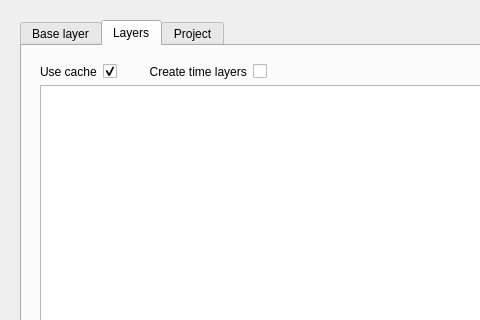
Qt form publish_dialog.ui (gisquick/gisquick-qgis-plugin-old) before a commit; both pictures show x 0 to 480 and y 0 to 320 of the 761 by 582 pixel window.
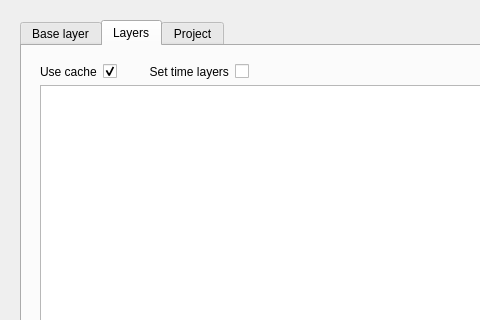
The same form after that commit.

Commit message: layers list combobox bug

Diff of the .ui file:
```diff
--- a/publish_dialog.ui
+++ b/publish_dialog.ui
@@ -463,7 +463,7 @@
               </sizepolicy>
              </property>
              <property name="text">
-              <string>        Create time layers</string>
+              <string>        Set time layers</string>
              </property>
             </widget>
            </item>
```
Left out of the diff: 2 changed lines with no effect on the pictures. The commit also changes 1 other file.
